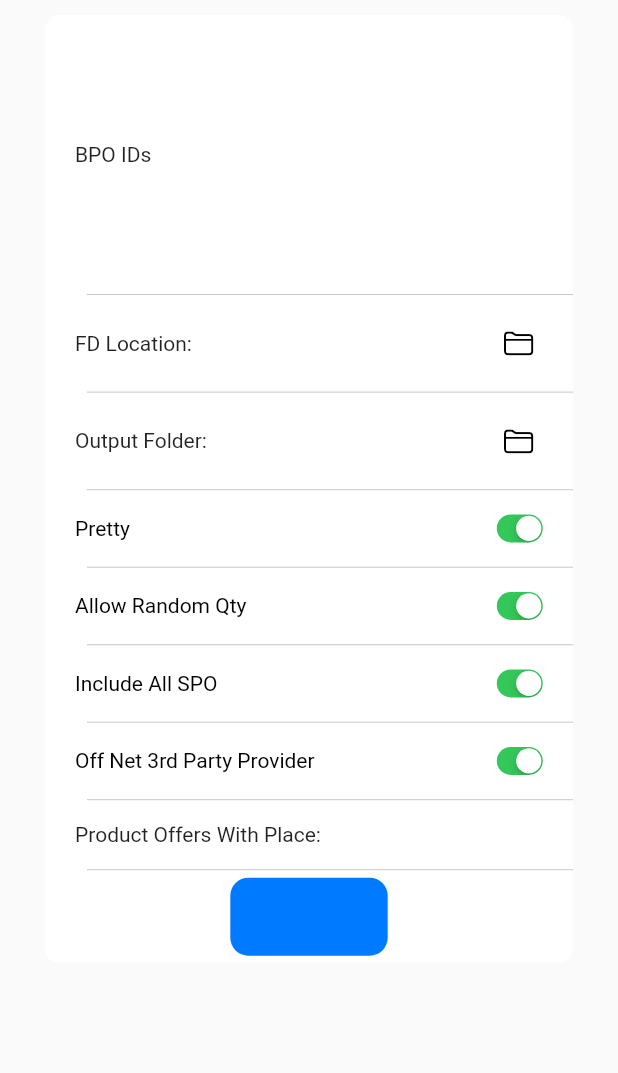
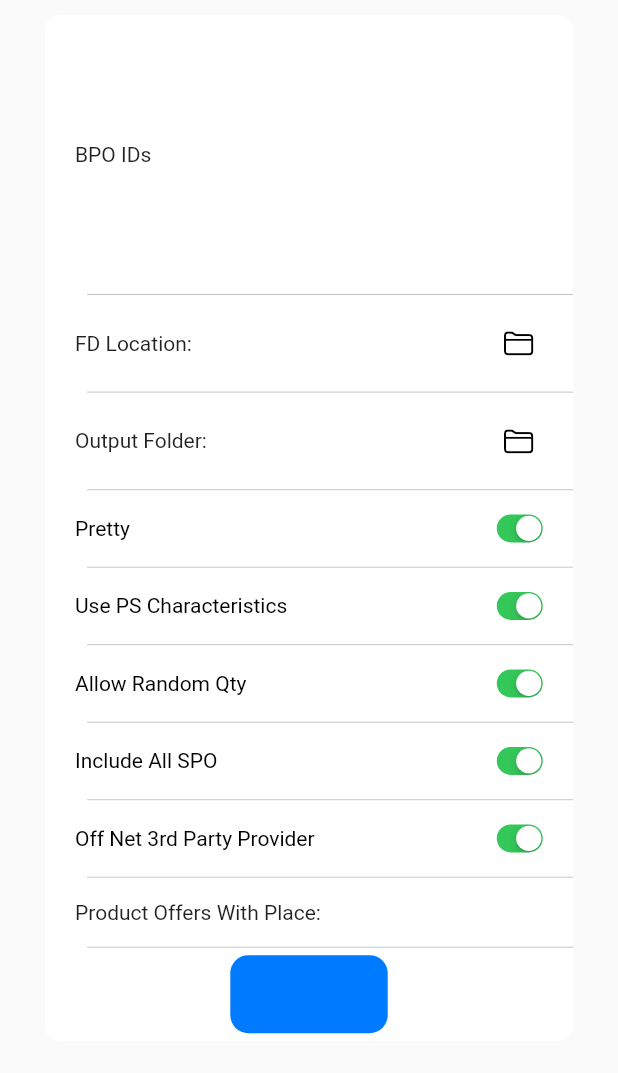
Before and after one commit to uinjei/d1_payload_generator_gui, a Flutter app: the GeneratePage widget shown alone on an empty page, opened directly, on a phone screen of 412 x 824 dp. Shown: the top 1073 px of the screen. Run offline on Flutter 3.47's test engine with Material 2 defaults, Android fonts, the light colour scheme and no system bars; drawn by our look-alikes of oktoast; our stand-ins replace recase; missing offline and left inert: bitsdojo_window, cupertino_list_tile, dart:ffi, filepicker_windows; statements that could not run were skipped; project files that could hold a hidden picture were left out.

Commit message:
fixed use ps chars not working

```diff
--- a/lib/main.dart
+++ b/lib/main.dart
@@ -33,7 +33,7 @@ void main() async {
   runApp(MyApp());
 
   doWhenWindowReady(() {
-    final initialSize = Size(1000, 700);
+    final initialSize = Size(1000, 750);
     appWindow.minSize = initialSize;
     appWindow.size = initialSize;
     appWindow.alignment = Alignment.center;
--- a/lib/pages/generate.page.dart
+++ b/lib/pages/generate.page.dart
@@ -27,6 +27,7 @@ class _GeneratePageState extends State<GeneratePage> with TickerProviderStateMix
 
   List _bpoIds = [];
   bool _pretty = true;
+  bool _userPsChars = true;
   bool _allowRandomQty = true;
   bool _includeAllSpo = true;
   bool _offNet3rdPartyProvider = true;
@@ -107,6 +108,12 @@ class _GeneratePageState extends State<GeneratePage> with TickerProviderStateMix
     });
     saveOnChanged();
   }
+   void usePsCharsOnChanged(bool newValue) {
+    setState(() {
+      _userPsChars = data[USE_PS_CHARS] = newValue;
+    });
+    saveOnChanged();
+  }
   void alloRandomQtyOnChanged(bool newValue) {
     setState(() {
       _allowRandomQty = data[ALLOW_RANDOM_QTY] = newValue;
@@ -135,6 +142,7 @@ class _GeneratePageState extends State<GeneratePage> with TickerProviderStateMix
       _fdLocController.text = data[FD_LOCATION];
       _outputFolderController.text = data[OUTPUT_FOLDER];
       _pretty = data[PRETTY];
+      _userPsChars = data[USE_PS_CHARS];
       _allowRandomQty = data[ALLOW_RANDOM_QTY];
       _includeAllSpo = data[INCLUDE_ALL_SPO];
       _offNet3rdPartyProvider = data[OFF_NET_3RD_PARTY_PROVIDER];
@@ -201,6 +209,7 @@ class _GeneratePageState extends State<GeneratePage> with TickerProviderStateMix
                       icon: Icon(CupertinoIcons.folder_open, color: CupertinoColors.black,),
                       onPressed: _browseOutputFolder),
                     CustomSwitch(label: "Pretty", value: _pretty, onChanged: prettyOnChanged),
+                    CustomSwitch(label: "Use PS Characteristics", value: _userPsChars, onChanged: usePsCharsOnChanged),
                     CustomSwitch(label: "Allow Random Qty", value: _allowRandomQty, onChanged: alloRandomQtyOnChanged),
                     CustomSwitch(label: "Include All SPO", value: _includeAllSpo, onChanged: includeAllSpoOnChanged),
                     CustomSwitch(label: "Off Net 3rd Party Provider", value: _offNet3rdPartyProvider, onChanged: offNet3rdPartyProviderOnChanged),
```
